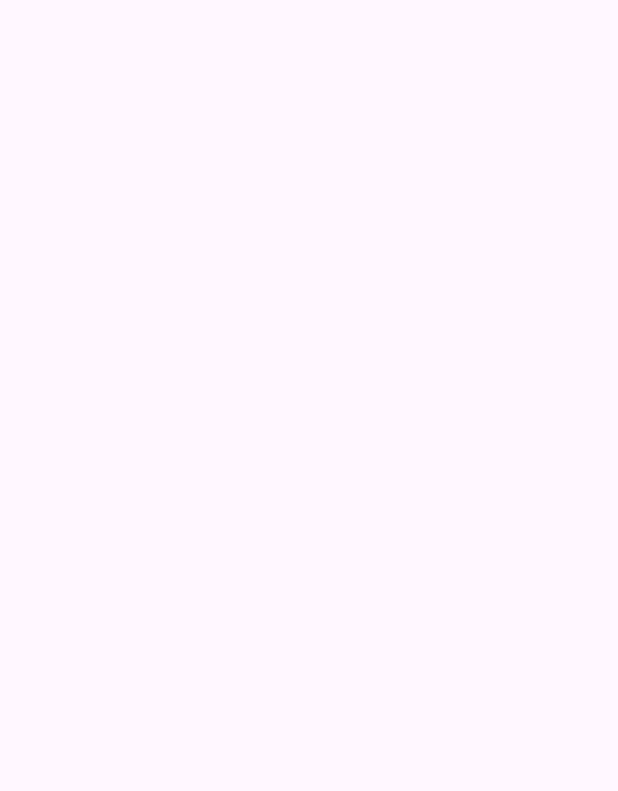
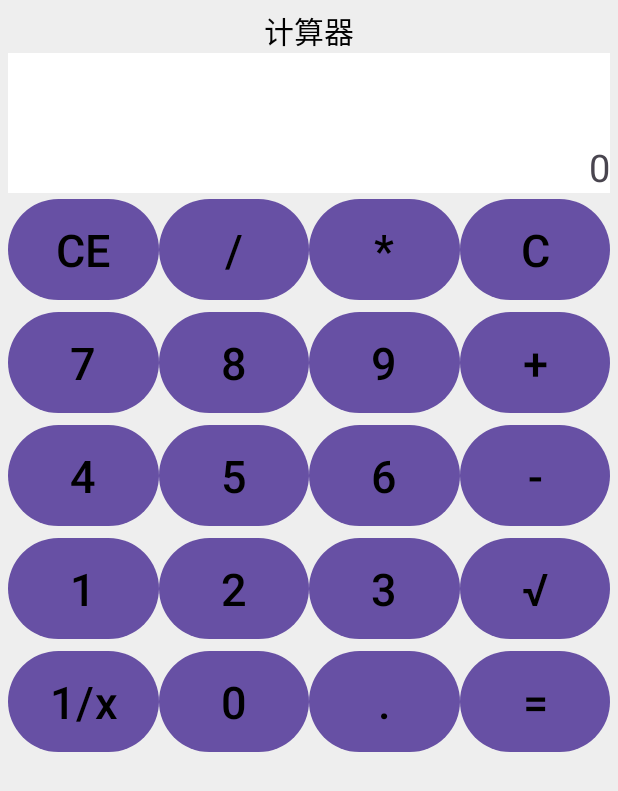
Before and after one commit to zheng7641/AndroidTesteverything, an Android app: the screen it shows after launch (activity_image_scale before the commit, CalculatorActivity after it), on a phone screen of 412 x 824 dp. Before the commit the part shown is empty. Shown: the top 791 px of the screen. Run offline under Robolectric (Android 15) with nearby library versions, the phone set to English and light mode, and no system bars.

Commit message:
计算器

```diff
--- /dev/null
+++ b/app/src/main/java/com/example/androidtesteverything/CalculatorActivity.java
@@ -0,0 +1,131 @@
+package com.example.androidtesteverything;
+
+import androidx.appcompat.app.AppCompatActivity;
+
+import android.os.Bundle;
+import android.view.View;
+import android.widget.TextView;
+
+public class CalculatorActivity extends AppCompatActivity implements View.OnClickListener {
+
+    TextView tv_result;
+
+    private String firstNum = "";
+
+    private String operator = "";
+
+    private String secondNum = "";
+
+    private String result = "";
+
+    private String showText = "";
+
+    @Override
+    protected void onCreate(Bundle savedInstanceState) {
+        super.onCreate(savedInstanceState);
+        setContentView(R.layout.activity_calculator);
+
+        tv_result = findViewById(R.id.tv_result);
+
+        findViewById(R.id.btn_cancel).setOnClickListener(this);
+        findViewById(R.id.btn_chu).setOnClickListener(this);
+        findViewById(R.id.btn_cheng).setOnClickListener(this);
+        findViewById(R.id.btn_C).setOnClickListener(this);
+
+        findViewById(R.id.btn_7).setOnClickListener(this);
+        findViewById(R.id.btn_8).setOnClickListener(this);
+        findViewById(R.id.btn_9).setOnClickListener(this);
+        findViewById(R.id.btn_jia).setOnClickListener(this);
+
+        findViewById(R.id.btn_4).setOnClickListener(this);
+        findViewById(R.id.btn_5).setOnClickListener(this);
+        findViewById(R.id.btn_6).setOnClickListener(this);
+        findViewById(R.id.btn_jian).setOnClickListener(this);
+
+        findViewById(R.id.btn_1).setOnClickListener(this);
+        findViewById(R.id.btn_2).setOnClickListener(this);
+        findViewById(R.id.btn_3).setOnClickListener(this);
+        findViewById(R.id.btn_genhao).setOnClickListener(this);
+
+        findViewById(R.id.btn_daoshu).setOnClickListener(this);
+        findViewById(R.id.btn_0).setOnClickListener(this);
+        findViewById(R.id.btn_dian).setOnClickListener(this);
+        findViewById(R.id.btn_dengyu).setOnClickListener(this);
+    }
+
+    @Override
+    public void onClick(View v) {
+        String inputText;
+        if (v.getId() == R.id.btn_genhao) {
+            inputText = "√";
+        } else {
+            inputText = ((TextView) v).getText().toString();
+        }
+
+        if (v.getId() == R.id.btn_cancel) {
+            clear();
+        } else if (v.getId() == R.id.btn_C) {
+        } else if (v.getId() == R.id.btn_jia||v.getId() == R.id.btn_jian||v.getId() == R.id.btn_cheng||v.getId() == R.id.btn_chu) {
+            operator = inputText;
+            refreshText(showText + operator);
+        } else if (v.getId() == R.id.btn_dengyu) {
+            double calculateResult = calculateFor();
+            refreshOperator(String.valueOf(calculateResult));
+            refreshText(showText + "=" + result);
+        } else if (v.getId() == R.id.btn_genhao) {
+            double genhaoResult =  Math.sqrt(Double.parseDouble(firstNum));
+            refreshOperator(String.valueOf(genhaoResult));
+            refreshText(showText + "√=" + result);
+        } else if (v.getId() == R.id.btn_daoshu) {
+            double daoshuResult = 1 / Double.parseDouble(firstNum);
+            refreshOperator(String.valueOf(daoshuResult));
+            refreshText(showText + "/=" + result);
+        } else {
+            if(result.length()>0 && operator.equals("")) {
+                clear();
+            }
+
+            //数字
+            if (operator.equals("")) {
+                firstNum += inputText;
+            } else {
+                secondNum += inputText;
+            }
+            if(showText.equals("0") && !inputText.equals(".")){
+                refreshText(inputText);
+            }else {
+                refreshText(showText + inputText);
+            }
+        }
+    }
+
+    private double calculateFor() {
+        if ("+".equals(operator)) {
+            return Double.parseDouble(firstNum) + Double.parseDouble(secondNum);
+
+        } else if ("-".equals(operator)) {
+            return Double.parseDouble(firstNum) - Double.parseDouble(secondNum);
+        } else if ("*".equals(operator)) {
+            return Double.parseDouble(firstNum) * Double.parseDouble(secondNum);
+        } else if ("/".equals(operator)) {
+            return Double.parseDouble(firstNum) / Double.parseDouble(secondNum);
+        }
+        return 0;
+    }
+
+    private void clear() {
+        refreshText("");
+    }
+
+    private  void refreshOperator(String newResullt){
+        result = newResullt;
+        firstNum = result;
+        secondNum = "";
+        operator = "";
+    }
+
+    private void refreshText(String text){
+        showText = text;
+        tv_result.setText(showText);
+    }
+}
--- /dev/null
+++ b/app/src/main/res/layout/activity_calculator.xml
@@ -0,0 +1,252 @@
+<?xml version="1.0" encoding="utf-8"?>
+<LinearLayout xmlns:android="http://schemas.android.com/apk/res/android"
+    android:layout_width="match_parent"
+    android:layout_height="match_parent"
+    android:background="#EEEEEE"
+    android:orientation="vertical"
+    android:padding="5dp">
+
+    <ScrollView
+        android:layout_width="match_parent"
+        android:layout_height="wrap_content">
+
+        <LinearLayout
+            android:layout_width="match_parent"
+            android:layout_height="wrap_content"
+            android:orientation="vertical">
+
+            <TextView
+                android:layout_width="match_parent"
+                android:layout_height="wrap_content"
+                android:gravity="center"
+                android:text="@string/title"
+                android:textColor="@color/black"
+                android:textSize="20sp" />
+
+            <TextView
+                android:id="@+id/tv_result"
+                android:layout_width="match_parent"
+                android:layout_height="wrap_content"
+                android:background="@color/white"
+                android:gravity="end|bottom"
+                android:lines="3"
+                android:text="0"
+                android:textSize="25sp" />
+
+
+            <GridLayout
+                android:layout_width="match_parent"
+                android:layout_height="wrap_content"
+                android:columnCount="4"
+                android:rowCount="5" >
+
+                <Button
+                    android:id="@+id/btn_cancel"
+                    android:layout_width="0dp"
+                    android:layout_height="75dp"
+                    android:layout_columnWeight="1"
+                    android:gravity="center"
+                    android:text="CE"
+                    android:textColor="@color/black"
+                    android:textSize="30sp"
+                    />
+
+                <Button
+                    android:id="@+id/btn_chu"
+                    android:layout_width="0dp"
+                    android:layout_height="75dp"
+                    android:layout_columnWeight="1"
+                    android:gravity="center"
+                    android:text="/"
+                    android:textColor="@color/black"
+                    android:textSize="30sp"
+                    />
+                <Button
+                    android:id="@+id/btn_cheng"
+                    android:layout_width="0dp"
+                    android:layout_height="75dp"
+                    android:layout_columnWeight="1"
+                    android:gravity="center"
+                    android:text="*"
+                    android:textColor="@color/black"
+                    android:textSize="30sp"
+                    />
+                <Button
+                    android:id="@+id/btn_C"
+                    android:layout_width="0dp"
+                    android:layout_height="75dp"
+                    android:layout_columnWeight="1"
+                    android:gravity="center"
+                    android:text="C"
+                    android:textColor="@color/black"
+                    android:textSize="30sp"
+                    />
+                <Button
+                    android:id="@+id/btn_7"
+                    android:layout_width="0dp"
+                    android:layout_height="75dp"
+                    android:layout_columnWeight="1"
+                    android:gravity="center"
+                    android:text="7"
+                    android:textColor="@color/black"
+                    android:textSize="30sp"
+                    />
+                <Button
+                    android:id="@+id/btn_8"
+                    android:layout_width="0dp"
+                    android:layout_height="75dp"
+                    android:layout_columnWeight="1"
+                    android:gravity="center"
+                    android:text="8"
+                    android:textColor="@color/black"
+                    android:textSize="30sp"
+                    />
+                <Button
+                    android:id="@+id/btn_9"
+                    android:layout_width="0dp"
+                    android:layout_height="75dp"
+                    android:layout_columnWeight="1"
+                    android:gravity="center"
+                    android:text="9"
+                    android:textColor="@color/black"
+                    android:textSize="30sp"
+                    />
+                <Button
+                    android:id="@+id/btn_jia"
+                    android:layout_width="0dp"
+                    android:layout_height="75dp"
+                    android:layout_columnWeight="1"
+                    android:gravity="center"
+                    android:text="+"
+                    android:textColor="@color/black"
+                    android:textSize="30sp"
+                    />
+                <Button
+                    android:id="@+id/btn_4"
+                    android:layout_width="0dp"
+                    android:layout_height="75dp"
+                    android:layout_columnWeight="1"
+                    android:gravity="center"
+                    android:text="4"
+                    android:textColor="@color/black"
+                    android:textSize="30sp"
+                    />
+                <Button
+                    android:id="@+id/btn_5"
+                    android:layout_width="0dp"
+                    android:layout_height="75dp"
+                    android:layout_columnWeight="1"
+                    android:gravity="center"
+                    android:text="5"
+                    android:textColor="@color/black"
+                    android:textSize="30sp"
+                    />
+                <Button
+                    android:id="@+id/btn_6"
+                    android:layout_width="0dp"
+                    android:layout_height="75dp"
+                    android:layout_columnWeight="1"
+                    android:gravity="center"
+                    android:text="6"
+                    android:textColor="@color/black"
+                    android:textSize="30sp"
+                    />
+                <Button
+                    android:id="@+id/btn_jian"
+                    android:layout_width="0dp"
+                    android:layout_height="75dp"
+                    android:layout_columnWeight="1"
+                    android:gravity="center"
+                    android:text="-"
+                    android:textColor="@color/black"
+                    android:textSize="30sp"
+                    />
+                <Button
+                    android:id="@+id/btn_1"
+                    android:layout_width="0dp"
+                    android:layout_height="75dp"
+                    android:layout_columnWeight="1"
+                    android:gravity="center"
+                    android:text="1"
+                    android:textColor="@color/black"
+                    android:textSize="30sp"
+                    />
+                <Button
+                    android:id="@+id/btn_2"
+                    android:layout_width="0dp"
+                    android:layout_height="75dp"
+                    android:layout_columnWeight="1"
+                    android:gravity="center"
+                    android:text="2"
+                    android:textColor="@color/black"
+                    android:textSize="30sp"
+                    />
+                <Button
+                    android:id="@+id/btn_3"
+                    android:layout_width="0dp"
+                    android:layout_height="75dp"
+                    android:layout_columnWeight="1"
+                    android:gravity="center"
+                    android:text="3"
+                    android:textColor="@color/black"
+                    android:textSize="30sp"
+                    />
+                <Button
+                    android:id="@+id/btn_genhao"
+                    android:layout_width="0dp"
+                    android:layout_height="75dp"
+                    android:layout_columnWeight="1"
+                    android:gravity="center"
+                    android:text="√"
+                    android:textColor="@color/black"
+                    android:textSize="30sp"
+                    />
+                <Button
+                    android:id="@+id/btn_daoshu"
+                    android:layout_width="0dp"
+                    android:layout_height="75dp"
+                    android:layout_columnWeight="1"
+                    android:gravity="center"
+                    android:text="1/x"
+                    android:textColor="@color/black"
+                    android:textSize="30sp"
+                    />
+                <Button
+                    android:id="@+id/btn_0"
+                    android:layout_width="0dp"
+                    android:layout_height="75dp"
+                    android:layout_columnWeight="1"
+                    android:gravity="center"
+                    android:text="0"
+                    android:textColor="@color/black"
+                    android:textSize="30sp"
+                    />
+                <Button
+                    android:id="@+id/btn_dian"
+                    android:layout_width="0dp"
+                    android:layout_height="75dp"
+                    android:layout_columnWeight="1"
+                    android:gravity="center"
+                    android:text="."
+                    android:textColor="@color/black"
+                    android:textSize="30sp"
+                    />
+                <Button
+                    android:id="@+id/btn_dengyu"
+                    android:layout_width="0dp"
+                    android:layout_height="75dp"
+                    android:layout_columnWeight="1"
+                    android:gravity="center"
+                    android:text="="
+                    android:textColor="@color/black"
+                    android:textSize="30sp"
+                    />
+            </GridLayout>
+
+
+
+        </LinearLayout>
+    </ScrollView>
+
+
+</LinearLayout>
--- a/app/src/main/res/values/strings.xml
+++ b/app/src/main/res/values/strings.xml
@@ -1,4 +1,5 @@
 <resources>
     <string name="app_name">AndroidTesteverything</string>
     <string name="test2">Activity Main 2</string>
+    <string name="title">计算器</string>
 </resources>
```
Also changed, not shown: app/src/main/AndroidManifest.xml (+1 -7 lines).
